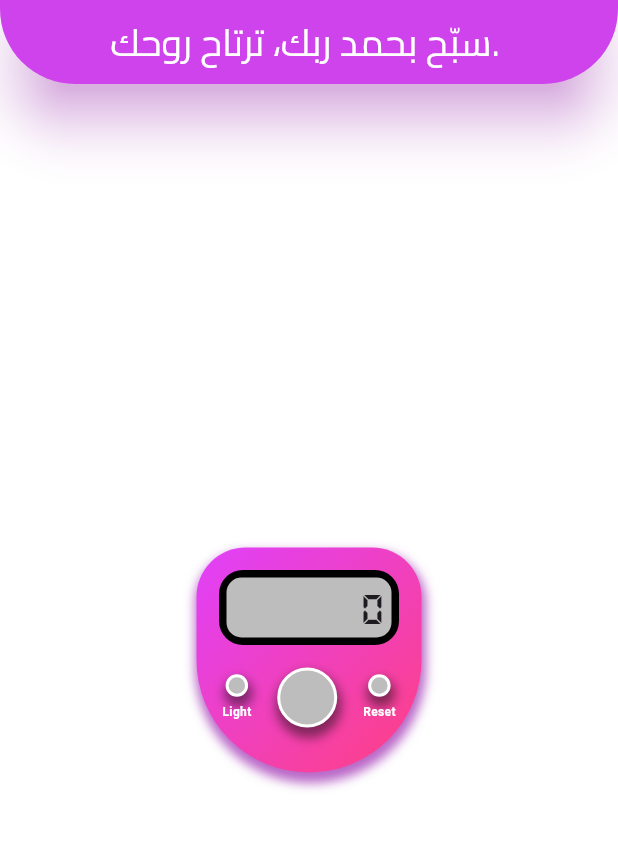
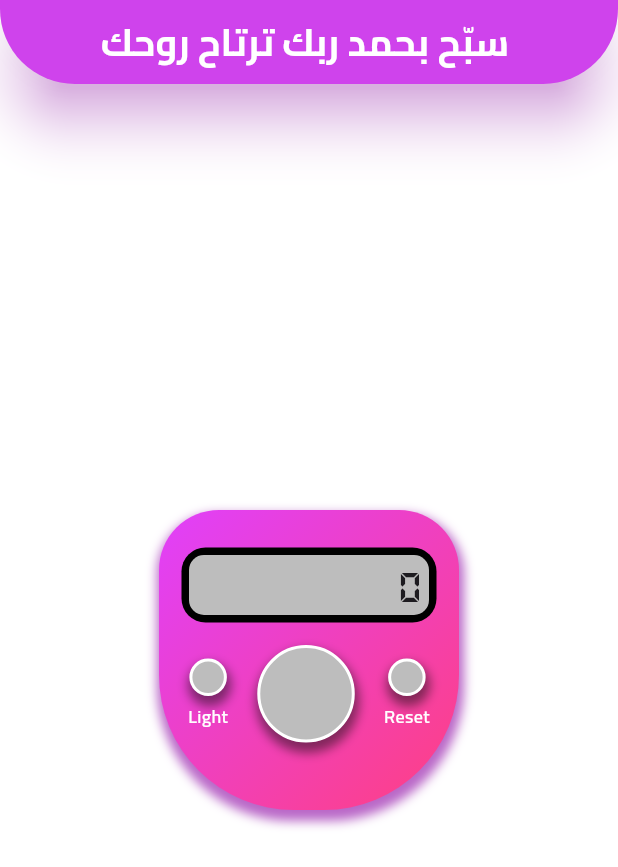
Before and after one commit to Abdelrhman1611Mohamed/Digital-Misbaha, a Flutter app: the screen it shows after launch, on a phone screen of 412 x 824 dp. Shown: the top 867 px of the screen. Run offline on Flutter 3.47's test engine with Material 3 defaults, Android fonts, the phone set to English and light mode, and no system bars.

Commit message:
fnish app

```diff
--- a/lib/Home/home.dart
+++ b/lib/Home/home.dart
@@ -29,21 +29,23 @@ class _HomeState extends State<Home> {
     return SafeArea(
       child: Scaffold(
         appBar: AppBar(
-          backgroundColor:isLight ? Colors.pink[200] : Colors.purpleAccent,
+          backgroundColor: isLight ? Colors.pink[300] : Colors.purpleAccent,
           elevation: 15,
           shadowColor: Colors.purpleAccent.withOpacity(0.7),
-          shape:const RoundedRectangleBorder(
+          shape: const RoundedRectangleBorder(
             borderRadius: BorderRadius.vertical(
               bottom: Radius.circular(50),
             ),
           ),
           centerTitle: true,
-          title: Text(isLight? 'سبّح، فالذكر راحة ونور.' : 'سبّح بحمد ربك، ترتاح روحك. ' ,
-          style: TextStyle(
-            fontSize: 25,
-            fontFamily: 'cairo',
-            color:isLight? Colors.black : Colors.white,
-          ),
+          title: Text(
+            isLight ? 'سبّح فالذكر راحة ونور' : 'سبّح بحمد ربك ترتاح روحك ',
+            style: TextStyle(
+              fontSize: 25,
+              fontFamily: 'cairo',
+              fontWeight: FontWeight.bold,
+              color: isLight ? Colors.black : Colors.white,
+            ),
           ),
         ),
         backgroundColor: isLight ? Color(0xff1E1E1E) : Colors.white,
@@ -53,12 +55,11 @@ class _HomeState extends State<Home> {
             mainAxisAlignment: MainAxisAlignment.center,
             children: [
               Container(
-                width: 150,
-                height: 150,
+                width: 200,
+                height: 200,
                 decoration: BoxDecoration(
                     gradient: const LinearGradient(
-                      colors: [Colors.purpleAccent,
-                       Colors.pinkAccent],
+                      colors: [Colors.purpleAccent, Colors.pinkAccent],
                       begin: Alignment.topLeft,
                       end: Alignment.bottomRight,
                     ),
@@ -73,17 +74,17 @@ class _HomeState extends State<Home> {
                       ),
                     ],
                     borderRadius: const BorderRadius.only(
-                      bottomLeft: Radius.circular(80),
-                      bottomRight: Radius.circular(80),
-                      topLeft: Radius.circular(35),
-                      topRight: Radius.circular(35),
+                      bottomLeft: Radius.circular(90),
+                      bottomRight: Radius.circular(90),
+                      topLeft: Radius.circular(40),
+                      topRight: Radius.circular(40),
                     )),
                 child: Padding(
-                  padding: const EdgeInsets.only(top: 15),
+                  padding: const EdgeInsets.only(top: 25),
                   child: Column(
                     children: [
                       Container(
-                        width: 120,
+                        width: 170,
                         height: 50,
                         decoration: BoxDecoration(
                             color: Colors.black,
@@ -128,8 +129,8 @@ class _HomeState extends State<Home> {
                                   });
                                 },
                                 child: Container(
-                                  width: 15,
-                                  height: 15,
+                                  width: 25,
+                                  height: 25,
                                   decoration: BoxDecoration(
                                     color: Colors.grey[400],
                                     borderRadius: BorderRadius.circular(100),
@@ -156,7 +157,8 @@ class _HomeState extends State<Home> {
                                 'Light',
                                 style: TextStyle(
                                     color: Colors.white,
-                                    fontSize: 8,
+                                    fontSize: 12,
+                                    fontFamily: 'cairo',
                                     fontWeight: FontWeight.w600),
                               )
                             ],
@@ -166,8 +168,8 @@ class _HomeState extends State<Home> {
                               _incrementCounter();
                             },
                             child: Container(
-                              width: 40,
-                              height: 40,
+                              width: 65,
+                              height: 65,
                               decoration: BoxDecoration(
                                 color: Colors.grey[400],
                                 borderRadius: BorderRadius.circular(100),
@@ -194,8 +196,8 @@ class _HomeState extends State<Home> {
                                   _resetCounter();
                                 },
                                 child: Container(
-                                  width: 15,
-                                  height: 15,
+                                  width: 25,
+                                  height: 25,
                                   decoration: BoxDecoration(
                                     color: Colors.grey[400],
                                     borderRadius: BorderRadius.circular(100),
@@ -222,7 +224,8 @@ class _HomeState extends State<Home> {
                                 'Reset',
                                 style: TextStyle(
                                     color: Colors.white,
-                                    fontSize: 8,
+                                    fontSize: 12,
+                                    fontFamily: 'cairo',
                                     fontWeight: FontWeight.w600),
                               ),
                             ],
@@ -233,7 +236,6 @@ class _HomeState extends State<Home> {
                   ),
                 ),
               ),
-
             ],
           ),
         ),
```
